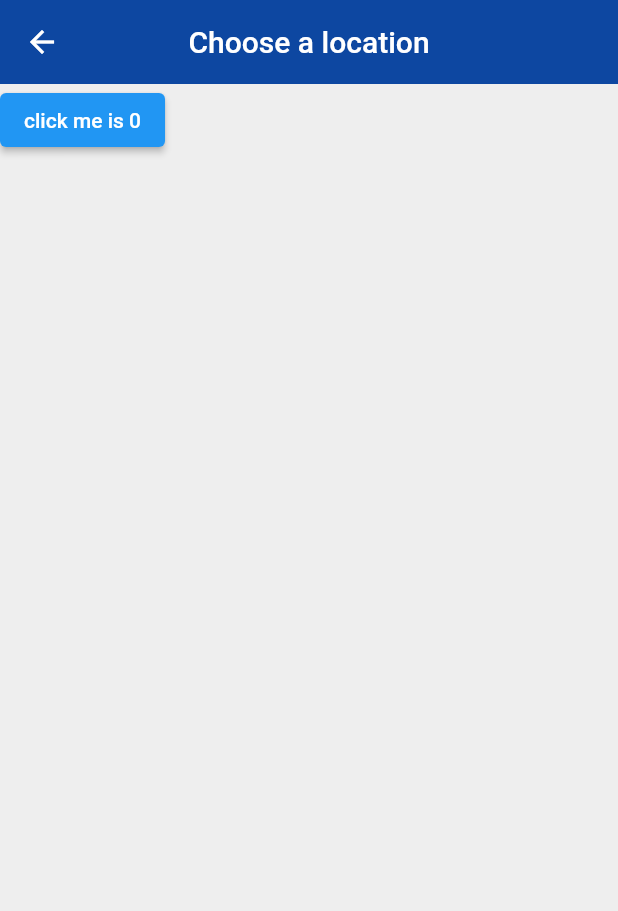
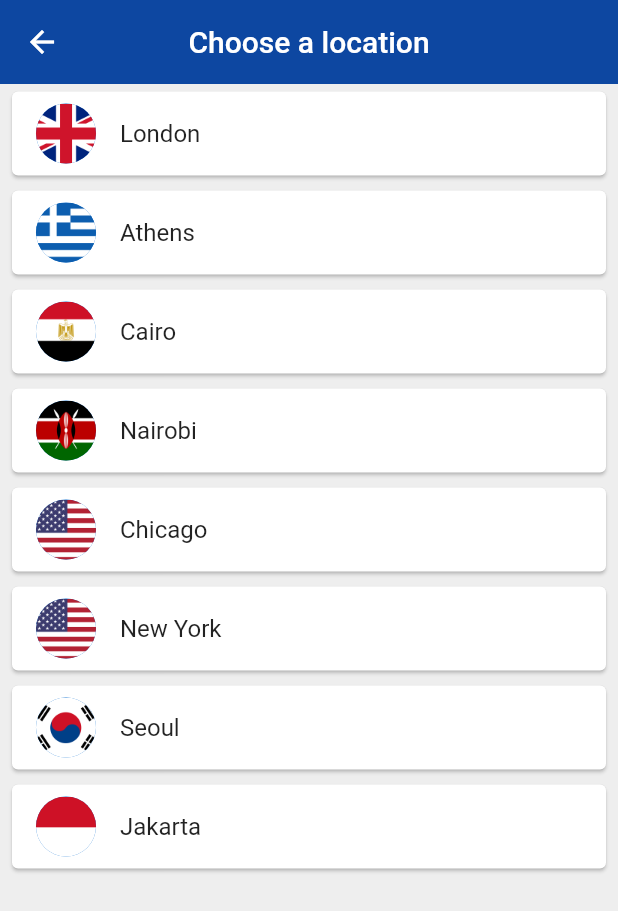
Before and after one commit to alikamelkarnib/Flutter_beginner_part3, a Flutter app: the screen it shows after launch, after a tap on "Edit Location", on a phone screen of 412 x 824 dp. Shown: the top 911 px of the screen. Run offline on Flutter 3.47's test engine with Material 2 defaults, Android fonts, the phone set to English and light mode, and no system bars; our stand-ins replace flutter_spinkit; network calls fail.

Commit message:
Flutter-lesson 34 list view builder

```diff
--- a/lib/pages/choose_location.dart
+++ b/lib/pages/choose_location.dart
@@ -1,4 +1,6 @@
 import 'package:flutter/material.dart';
+
+import '../services/world_time.dart';
 
 
 
@@ -8,23 +10,24 @@ State<Chooselocation> createState() => _ChooselocationState();
 }
 
 class _ChooselocationState extends State<Chooselocation> {
-  int counter =0;
-  void getData() async{
- String username=await Future.delayed(Duration(seconds: 5),(){
- return 'ali';
-});
-print('wite');
-String bio=await Future.delayed(Duration(seconds: 3),(){
-  return 'abbas';
-});
-print('$username-$bio');
-}
+
+  List<WorldTime> locations = [
+    WorldTime(url: 'Europe/London', location: 'London', flag: 'uk.png'),
+  WorldTime(url: 'Europe/Athens', location: 'Athens', flag: 'greece.png'),
+  WorldTime(url: 'Africa/Cairo', location: 'Cairo', flag: 'egypt.png'),
+  WorldTime(url: 'Africa/Nairobi', location: 'Nairobi', flag: 'kenya.png'),
+  WorldTime(url: 'America/Chicago', location: 'Chicago', flag: 'usa.png'),
+  WorldTime(url: 'America/New_York', location: 'New York', flag: 'usa.png'),
+  WorldTime(url: 'Asia/Seoul', location: 'Seoul', flag: 'south_korea.png'),
+  WorldTime(url: 'Asia/Jakarta', location: 'Jakarta', flag: 'indonesia.png'),];
+
+
 @override
   void initState() {
 
     super.initState();
-  getData();
-    print('initState function ran');
+
+
   }
   @override
   Widget build(BuildContext context) {
@@ -37,11 +40,24 @@ print('$username-$bio');
         centerTitle: true,
         elevation: 0,
       ),
-      body: ElevatedButton(
-     onPressed:(){setState(() {
-       counter++;
-     });} ,child: Text('click me is $counter'),
-      ),
+    body: ListView.builder(itemCount: locations.length,
+    itemBuilder: (context,index){
+      return Padding(
+        padding: const EdgeInsets.symmetric(vertical: 1,horizontal: 4),
+        child: Card(
+
+          child: ListTile(
+            onTap: (){},
+            title: Text(locations[index].location),
+            leading: CircleAvatar(
+              backgroundImage:AssetImage('assets/${locations[index].flag}') ,
+            ),
+          ),
+        ),
+      );
+    }
+
+    ),
 
     );
   }}
--- a/lib/pages/home.dart
+++ b/lib/pages/home.dart
@@ -13,7 +13,7 @@ Map data={};
     data=ModalRoute.of(context)!.settings.arguments as Map;
     print(data);
     String bgImage=data['isDaytime']? 'day.png':'night.png';
-    Color bgColor=data['isDaytime']? Colors.amber : Colors.indigo[700] as Color;
+    Color bgColor=data['isDaytime']? Colors.blueAccent : Colors.indigo[700] as Color;
     return Scaffold(
       backgroundColor: bgColor,
      body: SafeArea(
```
Also changed, not shown: assets/egypt.png (added), assets/germany.png (added), assets/greece.png (added), assets/indonesia.png (added), assets/kenya.png (added), assets/south_korea.png (added), assets/uk.png (added), assets/usa.png (added).
